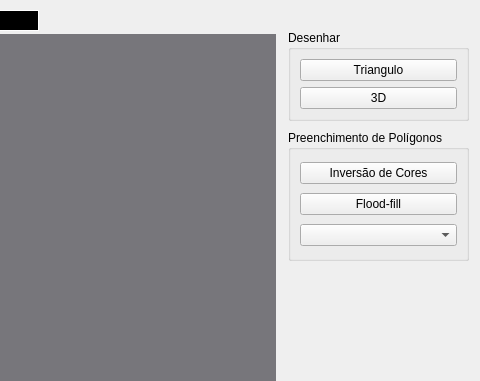
The window that mainwindow.ui (caiotaavares/3dprojections) describes before a commit, drawn with Qt 5; both pictures show x 472 to 952 and y 0 to 381 of the 952 by 600 pixel window.
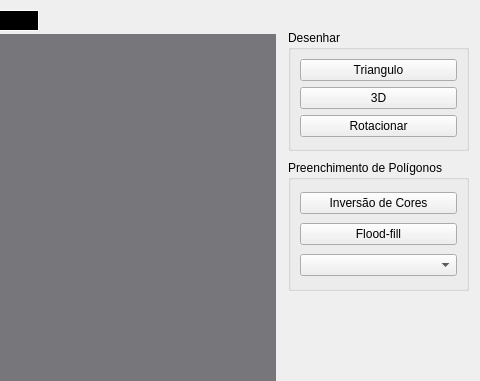
The same window after the commit. Custom widgets are drawn as their Qt base class.

```diff
--- a/mainwindow.ui
+++ b/mainwindow.ui
@@ -56,7 +56,7 @@
       <x>760</x>
       <y>30</y>
       <width>181</width>
-      <height>91</height>
+      <height>121</height>
      </rect>
     </property>
     <property name="title">
@@ -77,13 +77,20 @@
        </property>
       </widget>
      </item>
+     <item row="2" column="0">
+      <widget class="QPushButton" name="pushButtonRotate">
+       <property name="text">
+        <string>Rotacionar</string>
+       </property>
+      </widget>
+     </item>
     </layout>
    </widget>
    <widget class="QGroupBox" name="groupBox_2">
     <property name="geometry">
      <rect>
       <x>760</x>
-      <y>130</y>
+      <y>160</y>
       <width>181</width>
       <height>131</height>
      </rect>
```
